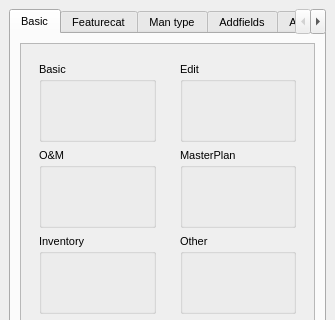
The window that core/ui/toolbars/utilities/config.ui (Giswater/giswater_qgis_plugin) describes before a commit, drawn with Qt 5; both pictures show x 0 to 335 and y 0 to 320 of the 335 by 497 pixel window.
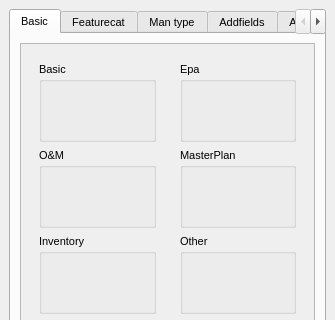
The same window after the commit.

Commit message: Rename lyt_edit to lyt_epa and move widgets from lyt_edit to lyt_inventory

What changed in the file:
```diff
--- a/core/ui/toolbars/utilities/config.ui
+++ b/core/ui/toolbars/utilities/config.ui
@@ -173,7 +173,7 @@
                   </sizepolicy>
                  </property>
                  <property name="title">
-                  <string>Edit</string>
+                  <string>Epa</string>
                  </property>
                  <layout class="QGridLayout" name="gridLayout_11">
                   <item row="0" column="0">
```
Left out of the diff: 2 changed lines with no effect on the pictures.
